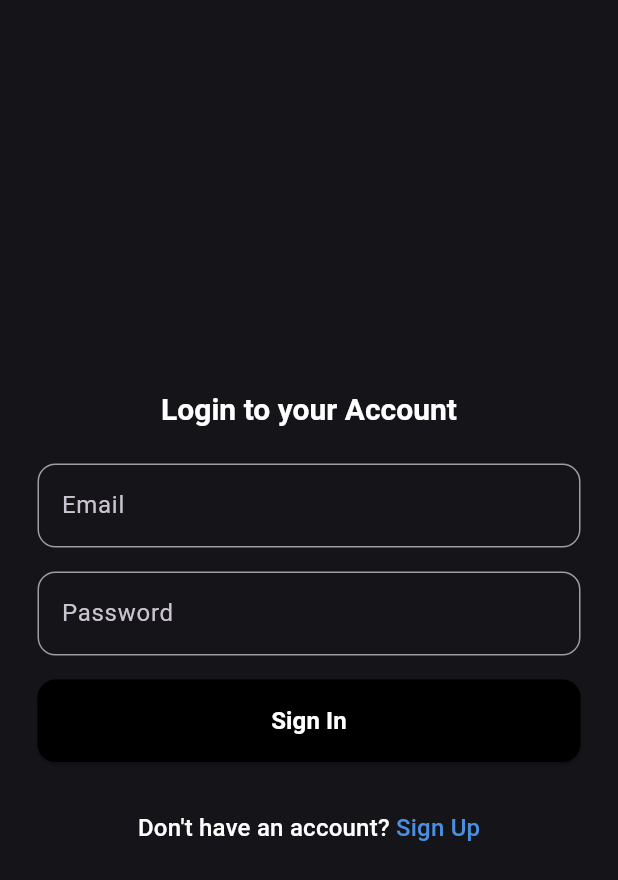
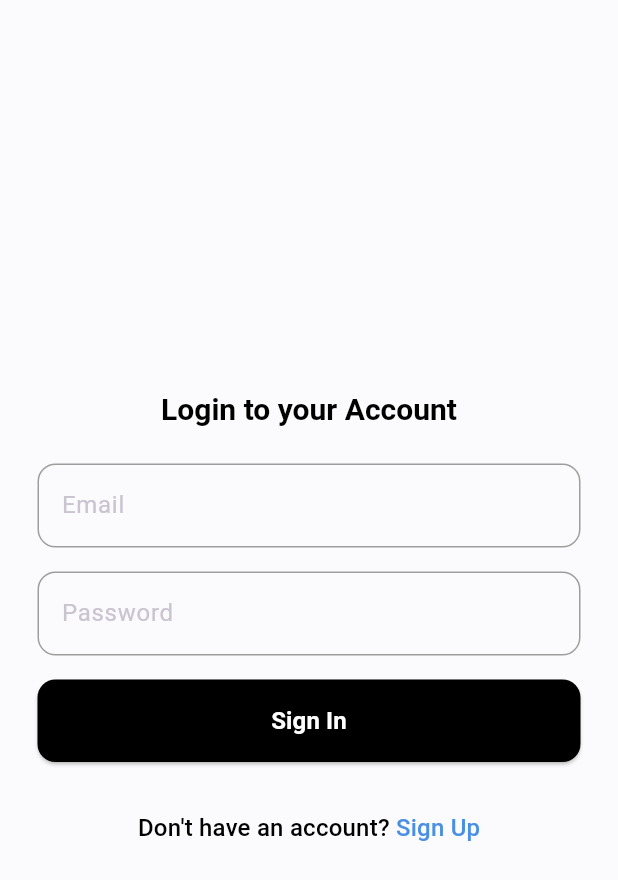
Before and after one commit to AliJriwat/Daar, a Flutter app: the screen it shows after launch, on a phone screen of 412 x 824 dp. Shown: the top 880 px of the screen. Run offline on Flutter 3.47's test engine with Material 3 defaults, Android fonts, the phone set to English and light mode, and no system bars; our stand-ins replace easy_localization, flutter_bloc, fpdart, get_it, supabase_flutter; accounts and stored records are empty.

```diff
--- a/assets/translations/ar.json
+++ b/assets/translations/ar.json
@@ -2,5 +2,9 @@
   "login": "تسجيل الدخول",
   "signup": "إنشاء حساب",
   "email": "البريد الإلكتروني",
-  "password": "كلمة المرور"
+  "password": "كلمة المرور",
+  "Home": "الرئيسية",
+  "Favorites": "المفضلة",
+  "Messages": "الرسائل",
+  "Profile": "الملف الشخصي"
 }
--- a/assets/translations/en.json
+++ b/assets/translations/en.json
@@ -2,5 +2,9 @@
   "login": "Login",
   "signup": "Sign Up",
   "email": "Email",
-  "password": "Password"
+  "password": "Password",
+  "Home": "Home",
+  "Favorites": "Favorites",
+  "Messages": "Messages",
+  "Profile": "Profile"
 }
--- a/lib/app/theme/theme.dart
+++ b/lib/app/theme/theme.dart
@@ -25,6 +25,14 @@ class AppTheme {
         titleMedium: TextStyle(color: AppColors.white),
       titleLarge: TextStyle(color: AppColors.white, fontWeight: FontWeight.bold, fontSize: 20),
     ),
+    bottomNavigationBarTheme: BottomNavigationBarThemeData(
+      backgroundColor: AppColors.darkBackground,
+      selectedItemColor: AppColors.primary,
+      unselectedItemColor: Colors.grey,
+      selectedLabelStyle: const TextStyle(color: AppColors.primary),
+      unselectedLabelStyle: const TextStyle(color: AppColors.white),
+      type: BottomNavigationBarType.fixed,
+    ),
   );
   static final lightThemeMode = ThemeData.dark().copyWith(
       scaffoldBackgroundColor: AppColors.background,
@@ -43,5 +51,13 @@ class AppTheme {
         titleMedium: TextStyle(color: AppColors.black),
         titleLarge: TextStyle(color: AppColors.black, fontWeight: FontWeight.bold, fontSize: 20),
       ),
+    bottomNavigationBarTheme: BottomNavigationBarThemeData(
+      backgroundColor: AppColors.background,
+      selectedItemColor: AppColors.primary,
+      unselectedItemColor: Colors.grey,
+      selectedLabelStyle: const TextStyle(color: AppColors.primary),
+      unselectedLabelStyle: const TextStyle(color: AppColors.black),
+      type: BottomNavigationBarType.fixed,
+    ),
   );
 }
--- a/lib/features/home/presentation/pages/home_page.dart
+++ b/lib/features/home/presentation/pages/home_page.dart
@@ -13,7 +13,7 @@ class _HomePageState extends State<HomePage> {
   Widget build(BuildContext context) {
     return Scaffold(
       body: Center(
-          child: Text('login'.tr()),
+          child: Text('login'.tr(), style: Theme.of(context).textTheme.titleMedium,),
       ),
     );
   }
--- a/lib/main.dart
+++ b/lib/main.dart
@@ -2,6 +2,7 @@ import 'package:daar_project/app/theme/theme.dart';
 import 'package:daar_project/features/auth/presentation/bloc/auth_bloc.dart';
 import 'package:daar_project/features/auth/presentation/pages/login_page.dart';
 import 'package:daar_project/features/home/presentation/pages/home_page.dart';
+import 'package:daar_project/features/home/presentation/pages/main_page.dart';
 import 'package:daar_project/init_dependencies.dart';
 import 'package:easy_localization/easy_localization.dart';
 import 'package:flutter/material.dart';
@@ -18,7 +19,7 @@ Future<void> main() async {
     EasyLocalization(
       supportedLocales: [Locale('en'), Locale('ar')],
       path: 'assets/translations',
-      fallbackLocale: Locale('ar'),
+      fallbackLocale: Locale('en'),
       child: MultiBlocProvider(
         providers: [
           BlocProvider(create: (_) => serviceLocator<AppUserCubit>()),
@@ -48,7 +49,7 @@ class _MyAppState extends State<MyApp> {
   Widget build(BuildContext context) {
     return MaterialApp(
       debugShowCheckedModeBanner: false,
-      theme: AppTheme.darkThemeMode,
+      theme: AppTheme.lightThemeMode,
       locale: context.locale,
       supportedLocales: context.supportedLocales,
       localizationsDelegates: context.localizationDelegates,
@@ -58,7 +59,7 @@ class _MyAppState extends State<MyApp> {
         },
         builder: (context, isLoggedIn) {
           if (isLoggedIn) {
-            return const HomePage();
+            return const MainPage();
           }
           return const LoginPage();
         },
```
Also changed, not shown: lib/features/favorites/presentation/pages/favorites_page.dart (added, +15 -0 lines), lib/features/home/presentation/pages/main_page.dart (added, +48 -0 lines), lib/features/messages/presentation/pages/messages_page.dart (added, +17 -0 lines), lib/features/profile/presentation/pages/profile_page.dart (added, +15 -0 lines).
